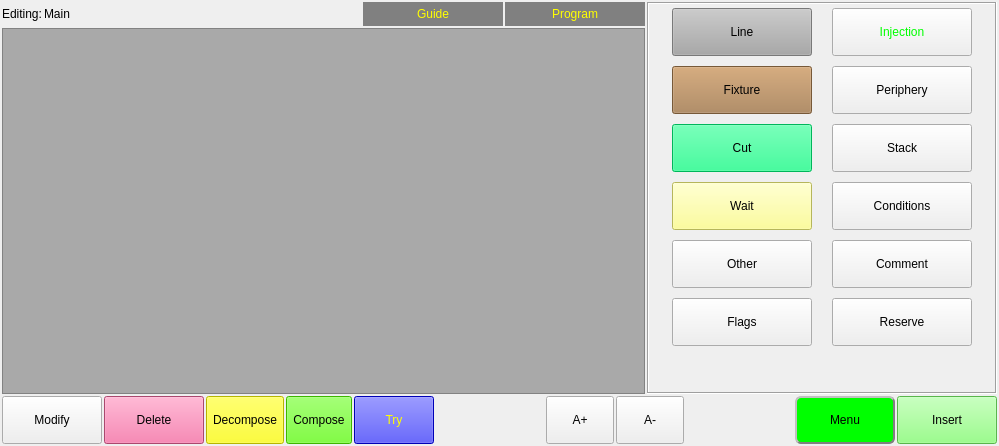
This is hcinstruction/ichcinstructionpageframe.ui in dongdong-2009/3-5AxisRobot as Qt 5 draws it before an edit. The edited form follows.
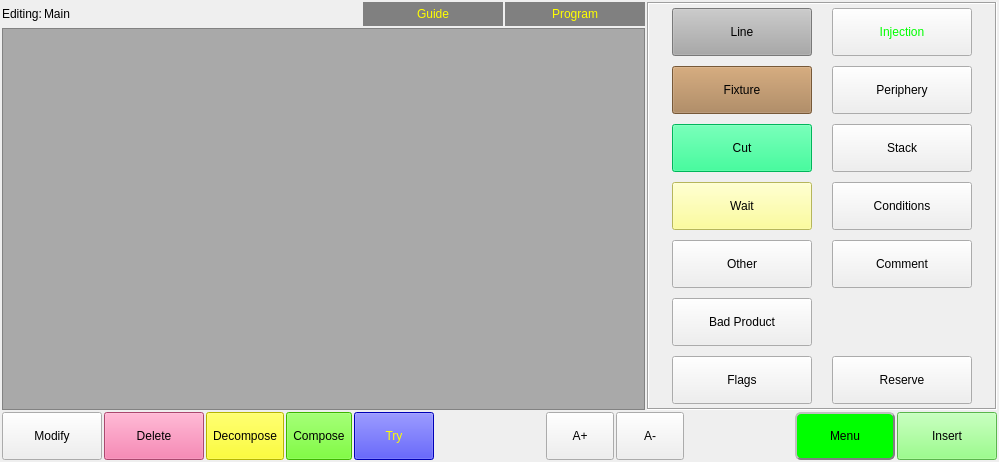
This is the edited form. Icons and pictures are not drawn. Custom widgets are drawn as their Qt base class.

What changed in the file:
```diff
--- a/hcinstruction/ichcinstructionpageframe.ui
+++ b/hcinstruction/ichcinstructionpageframe.ui
@@ -544,7 +544,7 @@
            </property>
           </widget>
          </item>
-         <item row="8" column="1">
+         <item row="9" column="1">
           <widget class="QToolButton" name="pneumaticButton">
            <property name="sizePolicy">
             <sizepolicy hsizetype="Preferred" vsizetype="Preferred">
@@ -699,7 +699,7 @@
            </property>
           </widget>
          </item>
-         <item row="8" column="0">
+         <item row="9" column="0">
           <widget class="QToolButton" name="flagsButton">
            <property name="sizePolicy">
             <sizepolicy hsizetype="Preferred" vsizetype="Preferred">
@@ -737,6 +737,44 @@
            </property>
           </widget>
          </item>
+         <item row="8" column="0">
+          <widget class="QToolButton" name="backProductButton">
+           <property name="sizePolicy">
+            <sizepolicy hsizetype="Preferred" vsizetype="Preferred">
+             <horstretch>0</horstretch>
+             <verstretch>0</verstretch>
+            </sizepolicy>
+           </property>
+           <property name="minimumSize">
+            <size>
+             <width>140</width>
+             <height>48</height>
+            </size>
+           </property>
+           <property name="maximumSize">
+            <size>
+             <width>140</width>
+             <height>48</height>
+            </size>
+           </property>
+           <property name="text">
+            <string>Bad Product</string>
+           </property>
+           <property name="icon">
+            <iconset resource="../resource.qrc">
+             <normaloff>:/resource/macro(32).png</normaloff>:/resource/macro(32).png</iconset>
+           </property>
+           <property name="iconSize">
+            <size>
+             <width>32</width>
+             <height>32</height>
+            </size>
+           </property>
+           <property name="toolButtonStyle">
+            <enum>Qt::ToolButtonTextBesideIcon</enum>
+           </property>
+          </widget>
+         </item>
         </layout>
        </widget>
       </widget>
```
